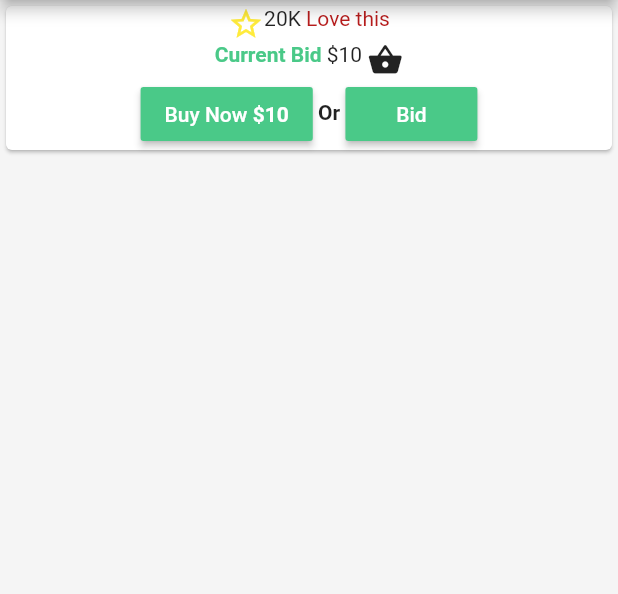
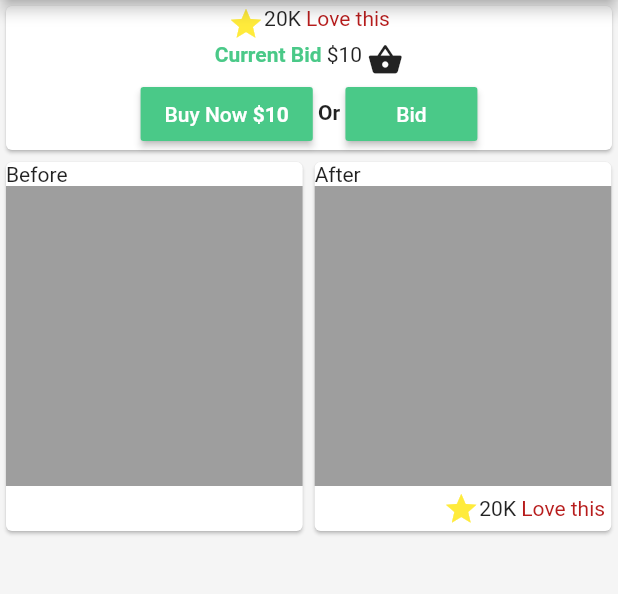
Before and after one commit to DR-DinoMight/revamp_flutter, a Flutter app: the ItemScreen screen opened directly, on a phone screen of 412 x 824 dp, the part 84-678 px from its top. Run offline on Flutter 3.47's test engine with Material 2 defaults, Android fonts, the phone set to English and light mode, and no system bars.

Commit message:
Added before and after screen

```diff
--- a/lib/screens/home.dart
+++ b/lib/screens/home.dart
@@ -3,7 +3,7 @@ import 'package:revamp_flutter/themes/default.dart';
 
 import 'revamps_list.dart';
 import 'homepage.dart';
-import 'marketplace.dart';
+import 'marketplace/marketplace.dart';
 
 class Home extends StatefulWidget {
   @override
--- a/lib/screens/item.dart
+++ /dev/null
@@ -1,114 +0,0 @@
-import 'package:flutter/material.dart';
-import 'package:revamp_flutter/themes/default.dart';
-import 'package:revamp_flutter/widgets/shared/rv_card.dart';
-import 'package:revamp_flutter/widgets/shared/rv_card_list_container.dart';
-
-import 'marketplace/bid.dart';
-
-class ItemScreen extends StatefulWidget {
-  final String title;
-
-  ItemScreen({this.title});
-
-  @override
-  _ItemScreenState createState() => _ItemScreenState();
-}
-
-class _ItemScreenState extends State<ItemScreen> {
-  var _icon = Icons.star_border;
-
-  void toggleIcons() {
-    setState(() {
-      _icon = _icon == Icons.star_border ? Icons.star : Icons.star_border;
-    });
-  }
-
-  @override
-  Widget build(BuildContext context) {
-    return Scaffold(
-        appBar: AppBar(
-          title: Text('Your revamp'),
-        ),
-        body: Column(
-          children: <Widget>[
-            RvCard(
-              body: Center(
-                child: Column(
-                  children: <Widget>[
-                    Center(
-                      child: Wrap(
-                        children: [
-                          Icon(
-                            _icon,
-                            color: Colors.yellow,
-                          ),
-                          Text('20K'),
-                          Text(
-                            ' Love this',
-                            style: TextStyle(color: Colors.red[900]),
-                          )
-                        ],
-                      ),
-                    ),
-                    Center(
-                      child: Wrap(
-                        children: [
-                          Text(
-                            'Current Bid',
-                            style: TextStyle(
-                              fontWeight: FontWeight.bold,
-                              color: RvColors.green,
-                            ),
-                          ),
-                          Text(" \$10 "),
-                          Icon(Icons.shopping_basket)
-                        ],
-                      ),
-                    ),
-                  ],
-                ),
-              ),
-              footer: Center(
-                child: Wrap(children: <Widget>[
-                  RaisedButton(
-                    child: Wrap(
-                      children: [
-                        Text("Buy Now",
-                            style: TextStyle(color: RvColors.white)),
-                        Text(
-                          " \$10",
-                          style: TextStyle(
-                              fontWeight: FontWeight.bold,
-                              color: RvColors.white),
-                        )
-                      ],
-                    ),
-                    color: RvColors.green,
-                    onPressed: () {
-                      print('hello');
-                    },
-                  ),
-                  Padding(
-                    child: Text(
-                      " Or ",
-                      style: TextStyle(fontWeight: FontWeight.bold),
-                    ),
-                    padding: EdgeInsets.symmetric(vertical: 15),
-                  ),
-                  RaisedButton(
-                      child: Wrap(
-                        children: [
-                          Text("Bid", style: TextStyle(color: RvColors.white)),
-                        ],
-                      ),
-                      color: RvColors.green,
-                      onPressed: () {
-                        showFancyCustomDialog(context);
-                      }),
-                ]),
-              ),
-            )
-          ],
-        ));
-  }
-}
--- /dev/null
+++ b/lib/screens/marketplace/before_and_after.dart
@@ -0,0 +1,51 @@
+import 'package:flutter/material.dart';
+import 'package:revamp_flutter/themes/default.dart';
+import 'package:revamp_flutter/widgets/shared/rv_card.dart';
+
+class BeforeAndAfter extends StatelessWidget {
+  @override
+  Widget build(BuildContext context) {
+    return Row(
+      children: [
+        RvCard(
+          header: Text('Before'),
+          body: Container(
+            color: RvColors.grey,
+            width: MediaQuery.of(context).size.width * 0.48,
+            height: 200,
+          ),
+          footer: Container(
+            height: 30,
+          ),
+        ),
+        RvCard(
+          header: Text('After'),
+          body: Container(
+            color: RvColors.grey,
+            width: MediaQuery.of(context).size.width * 0.48,
+            height: 200,
+          ),
+          footer: Container(
+            height: 30,
+            width: MediaQuery.of(context).size.width * 0.47,
+            child: Row(
+              children: [
+                Icon(
+                  Icons.star,
+                  color: Colors.yellow,
+                ),
+                Text('20K'),
+                Text(
+                  ' Love this',
+                  style: TextStyle(color: Colors.red[900]),
+                )
+              ],
+              mainAxisAlignment: MainAxisAlignment.end,
+              crossAxisAlignment: CrossAxisAlignment.center,
+            ),
+          ),
+        ),
+      ],
+    );
+  }
+}
--- /dev/null
+++ b/lib/screens/marketplace/item.dart
@@ -0,0 +1,36 @@
+import 'package:flutter/material.dart';
+import 'package:revamp_flutter/screens/marketplace/before_and_after.dart';
+import 'package:revamp_flutter/screens/marketplace/item_basic_information.dart';
+
+class ItemScreen extends StatefulWidget {
+  final String title;
+
+  ItemScreen({this.title});
+
+  @override
+  _ItemScreenState createState() => _ItemScreenState();
+}
+
+class _ItemScreenState extends State<ItemScreen> {
+  var _icon = Icons.star_border;
+
+  void toggleIcons() {
+    setState(() {
+      _icon = _icon == Icons.star_border ? Icons.star : Icons.star_border;
+    });
+  }
+
+  @override
+  Widget build(BuildContext context) {
+    return Scaffold(
+        appBar: AppBar(
+          title: Text('Your revamp'),
+        ),
+        body: Column(
+          children: <Widget>[
+            ItemBasicInformation(),
+            BeforeAndAfter(),
+          ],
+        ));
+  }
+}
--- /dev/null
+++ b/lib/screens/marketplace/item_basic_information.dart
@@ -0,0 +1,91 @@
+import 'package:flutter/material.dart';
+import 'package:revamp_flutter/themes/default.dart';
+import 'package:revamp_flutter/widgets/shared/rv_card.dart';
+
+import 'bid.dart';
+
+class ItemBasicInformation extends StatefulWidget {
+  @override
+  _ItemBasicInformationState createState() => _ItemBasicInformationState();
+}
+
+class _ItemBasicInformationState extends State<ItemBasicInformation> {
+  @override
+  Widget build(BuildContext context) {
+    return RvCard(
+      body: Center(
+        child: Column(
+          children: <Widget>[
+            Center(
+              child: Wrap(
+                children: [
+                  Icon(
+                    Icons.star,
+                    color: Colors.yellow,
+                  ),
+                  Text('20K'),
+                  Text(
+                    ' Love this',
+                    style: TextStyle(color: Colors.red[900]),
+                  )
+                ],
+              ),
+            ),
+            Center(
+              child: Wrap(
+                children: [
+                  Text(
+                    'Current Bid',
+                    style: TextStyle(
+                      fontWeight: FontWeight.bold,
+                      color: RvColors.green,
+                    ),
+                  ),
+                  Text(" \$10 "),
+                  Icon(Icons.shopping_basket)
+                ],
+              ),
+            ),
+          ],
+        ),
+      ),
+      footer: Center(
+        child: Wrap(children: <Widget>[
+          RaisedButton(
+            child: Wrap(
+              children: [
+                Text("Buy Now", style: TextStyle(color: RvColors.white)),
+                Text(
+                  " \$10",
+                  style: TextStyle(
+                      fontWeight: FontWeight.bold, color: RvColors.white),
+                )
+              ],
+            ),
+            color: RvColors.green,
+            onPressed: () {
+              print('hello');
+            },
+          ),
+          Padding(
+            child: Text(
+              " Or ",
+              style: TextStyle(fontWeight: FontWeight.bold),
+            ),
+            padding: EdgeInsets.symmetric(vertical: 15),
+          ),
+          RaisedButton(
+              child: Wrap(
+                children: [
+                  Text("Bid", style: TextStyle(color: RvColors.white)),
+                ],
+              ),
+              color: RvColors.green,
+              onPressed: () {
+                showFancyCustomDialog(context);
+              }),
+        ]),
+      ),
+    );
+  }
+}
```
Also changed, not shown: lib/screens/marketplace/marketplace.dart (renamed from lib/screens/marketplace.dart).
